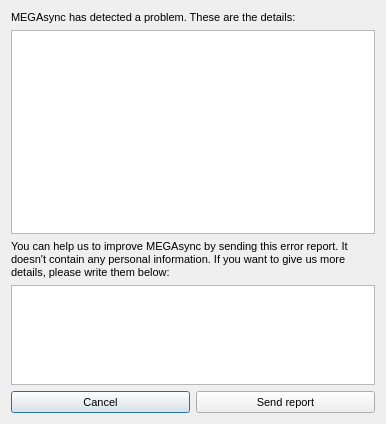
This is src/MEGASync/gui/macx/CrashReportDialog.ui in meganz/MEGAsync as Qt 5 draws it before an edit. The edited form follows.
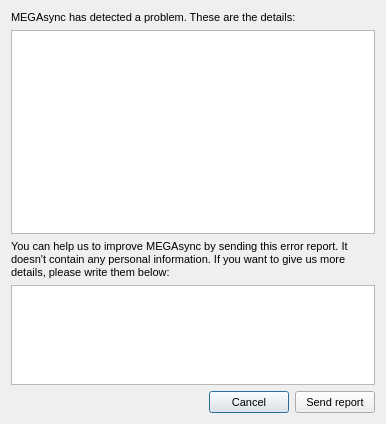
This is the edited form.

Commit message: Fix UI glitch with buttons

The edit to the form file:
```diff
--- a/src/MEGASync/gui/macx/CrashReportDialog.ui
+++ b/src/MEGASync/gui/macx/CrashReportDialog.ui
@@ -106,6 +106,19 @@
       <property name="bottomMargin">
        <number>0</number>
       </property>
+      <item>
+       <spacer name="horizontalSpacer">
+        <property name="orientation">
+         <enum>Qt::Horizontal</enum>
+        </property>
+        <property name="sizeHint" stdset="0">
+         <size>
+          <width>40</width>
+          <height>20</height>
+         </size>
+        </property>
+       </spacer>
+      </item>
       <item>
        <widget class="QPushButton" name="bCancel">
         <property name="sizePolicy">
```
